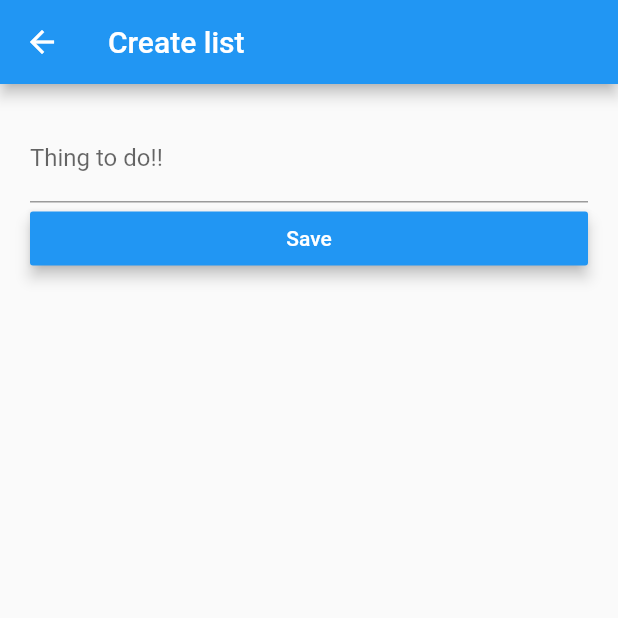
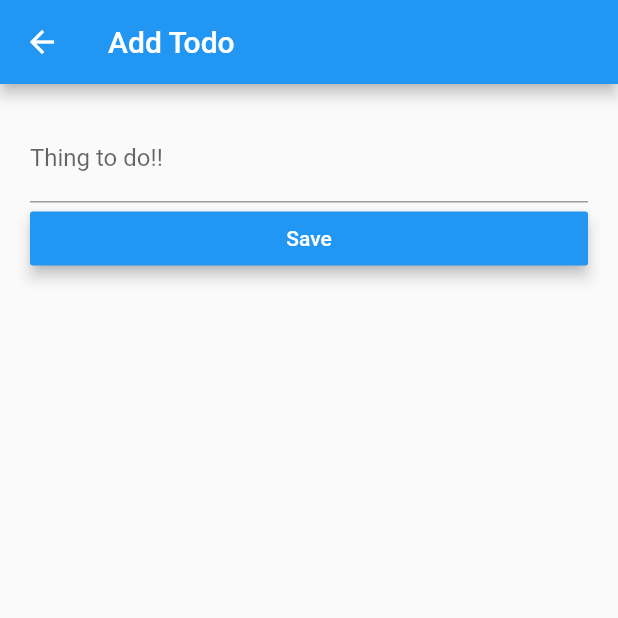
Before and after one commit to RawitSHIE/flutter_assignment02, a Flutter app: the screen it shows after launch, after a tap on the "add" icon, on a phone screen of 412 x 824 dp, the top half of it. Run offline on Flutter 3.47's test engine with Material 2 defaults, Android fonts, the phone set to English and light mode, and no system bars; our stand-ins replace sqflite; accounts and stored records are empty.

Commit message:
code refactor

```diff
--- a/lib/main.dart
+++ b/lib/main.dart
@@ -8,7 +8,7 @@ class MyApp extends StatelessWidget {
   @override
   Widget build(BuildContext context) {
     return MaterialApp(
-      title: 'Todo',
+      title: 'Todo Tracker',
       debugShowCheckedModeBanner: true,
       theme: ThemeData(
         primarySwatch: Colors.blue,
--- a/lib/model/todo.dart
+++ b/lib/model/todo.dart
@@ -4,6 +4,11 @@ import 'package:sqflite/sqflite.dart';
 import 'package:path_provider/path_provider.dart';
 import 'dart:async';
 import 'dart:io';
+
+final String _tableName = "todo";
+final String _columnId = "id";
+final String _columnTitle = "title";
+final String _columnDone = "done";
 
 Todo todoFromMap(String str) {
   final jsonData = json.decode(str);
@@ -27,15 +32,15 @@ class Todo {
   });
 
   factory Todo.fromMap(Map<String, dynamic> todo) => new Todo(
-        id: todo["id"],
-        title: todo["title"],
-        done: todo["done"],
+        id: todo[_columnId],
+        title: todo[_columnTitle],
+        done: todo[_columnDone],
       );
 
   Map<String, dynamic> toMap() => {
-        "id": id,
-        "title": title,
-        "done": done,
+        _columnId: id,
+        _columnTitle: title,
+        _columnDone: done,
       };
 }
 
@@ -54,13 +59,13 @@ class TodoProvider {
 
   initDB() async {
     Directory documentsDirectory = await getApplicationDocumentsDirectory();
-    String path = join(documentsDirectory.path, "Todo.db");
+    String path = join(documentsDirectory.path, "todo.db");
     return await openDatabase(path, version: 1, onOpen: (db) {},
         onCreate: (Database db, int version) async {
-      await db.execute("CREATE TABLE Todo ("
-          "id INTEGER PRIMARY KEY AUTOINCREMENT,"
-          "title TEXT,"
-          "done INTEGER"
+      await db.execute("CREATE TABLE $_tableName ("
+          "$_columnId INTEGER PRIMARY KEY AUTOINCREMENT,"
+          "$_columnTitle TEXT,"
+          "$_columnDone INTEGER"
           ")");
     });
   }
@@ -69,24 +74,25 @@ class TodoProvider {
     final db = await database;
     // var table = await db.rawQuery("SELECT MAX(id)+1 as id FROM Todo");
     var todo = await db.rawInsert(
-        "INSERT Into Todo (title, done)"
+        "INSERT Into $_tableName ($_columnTitle, $_columnDone)"
         "VALUES(?,?)",
-        [ newTodo.title, newTodo.done]);
+        [newTodo.title, newTodo.done]);
     print(newTodo.title);
     return todo;
   }
 
   getConditionTodo(int done) async {
     final db = await database;
-    var res = await db.query("Todo", where: "done = ?", whereArgs: [done]);
+    var res = await db
+        .query(_tableName, where: "$_columnDone = ?", whereArgs: [done]);
     List<Todo> undone =
         res.isNotEmpty ? res.map((c) => Todo.fromMap(c)).toList() : [];
     return undone;
   }
 
-  getAll() async{
+  getAll() async {
     final db = await database;
-    var res = await db.query("Todo");
+    var res = await db.query(_tableName);
     List<Todo> list =
         res.isNotEmpty ? res.map((c) => Todo.fromMap(c)).toList() : [];
     return list;
@@ -97,21 +103,21 @@ class TodoProvider {
     Todo updated = Todo(
       id: todo.id,
       title: todo.title,
-      done: todo.done == 1? 0 : 1,
+      done: todo.done == 1 ? 0 : 1,
     );
 
-    var res = await db
-        .update("Todo", updated.toMap(), where: "id = ?", whereArgs: [todo.id]);
+    var res = await db.update(_tableName, updated.toMap(),
+        where: "$_columnId = ?", whereArgs: [todo.id]);
     return res;
   }
 
   deleteDoneTodo() async {
     final db = await database;
-    db.delete("Todo", where: "done = ?", whereArgs: [1]);
+    db.delete(_tableName, where: "$_columnDone = ?", whereArgs: [1]);
   }
 
   deleteAll() async {
-    final  db = await database;
-    db.rawDelete("Delete * from Todo");
+    final db = await database;
+    db.rawDelete("Delete * from $_tableName");
   }
 }
--- a/lib/ui/home.dart
+++ b/lib/ui/home.dart
@@ -1,6 +1,5 @@
 import 'package:flutter/material.dart';
 import 'listadd.dart';
-import 'dart:async';
 import '../model/todo.dart';
 
 class Todolist extends StatefulWidget {
@@ -13,44 +12,11 @@ class Todolist extends StatefulWidget {
 
 class TodolistState extends State {
   int _index = 0;
-  bool _value2 = false;
-  // Container todoview() {
-  //   return Container(
-  //     padding: EdgeInsets.all(8),
-  //     child: Center(
-  //       child: Column(
-  //         children: <Widget>[
-  //           CheckboxListTile(
-  //             value: _value2,
-  //             onChanged: (bool value) => setState(() => _value2 = value),
-  //             title: Text('test'),
-  //             subtitle: Text('subtest'),
-  //             secondary: new Icon(Icons.add_alert),
-  //             activeColor: Colors.blue,
-  //           ),
-  //         ],
-  //       ),
-  //     ),
-  //   );
-  // }
 
-  FutureBuilder undone() {
-    return FutureBuilder<dynamic>(
-      future: TodoProvider.db.getConditionTodo(0),
-      builder: (BuildContext context, AsyncSnapshot<dynamic> snapshot) {
-        if (snapshot.hasData) {
-          if (snapshot.data.length == 0){
-            return Center(
-              child: Text("No data found.."),
-            );
-          }
-          return ListView.builder(
-            itemCount: snapshot.data.length,
-            itemBuilder: (BuildContext context, int index) {
-              Todo item = snapshot.data[index];
+  ListTile customCheckBox({Todo item, int index}) {
     return ListTile(
       title: Text(item.title),
-                leading: Text("${index+1}"),
+      leading: Text("${index + 1}"),
       subtitle: Text("Task ID. ${item.id}"),
       trailing: Checkbox(
         onChanged: (bool value) {
@@ -60,40 +26,23 @@ class TodolistState extends State {
         value: item.done == 1 ? true : false,
       ),
     );
-            },
-          );
-        } else {
-          return Center(child: CircularProgressIndicator());
-        }
-      },
-    );
   }
 
-  FutureBuilder done() {
+  FutureBuilder checkboxList({int done}) {
     return FutureBuilder<dynamic>(
-      future: TodoProvider.db.getConditionTodo(1),
-      builder: (BuildContext context, AsyncSnapshot<dynamic> snap1) {
-        if (snap1.hasData) {
-          if (snap1.data.length == 0){
+      future: TodoProvider.db.getConditionTodo(done),
+      builder: (BuildContext context, AsyncSnapshot<dynamic> snapshot) {
+        if (snapshot.hasData) {
+          if (snapshot.data.length == 0) {
             return Center(
               child: Text("No data found.."),
             );
           }
           return ListView.builder(
-            itemCount: snap1.data.length,
+            itemCount: snapshot.data.length,
             itemBuilder: (BuildContext context, int index) {
-              Todo item = snap1.data[index];
-              return ListTile(
-                title: Text(item.title),
-                leading: Text("${index+1}"),
-                trailing: Checkbox(
-                  onChanged: (bool value) {
-                    TodoProvider.db.updateDoneState(todo: item);
-                    setState(() {});
-                  },
-                  value: item.done == 1 ? true : false,
-                ),
-              );
+              Todo item = snapshot.data[index];
+              return customCheckBox(item: item, index: index);
             },
           );
         } else {
@@ -105,8 +54,11 @@ class TodolistState extends State {
 
   @override
   Widget build(BuildContext context) {
-    // page list
-    final List<Widget> _children = [undone(), done()];
+    // page list element
+    final List<Widget> _children = [
+      checkboxList(done: 0),
+      checkboxList(done: 1)
+    ];
     final List topbar = <Widget>[
       IconButton(
         icon: Icon(Icons.add),
@@ -117,15 +69,12 @@ class TodolistState extends State {
       ),
       IconButton(
         icon: Icon(Icons.delete),
-        onPressed: () async{
+        onPressed: () async {
           await TodoProvider.db.deleteDoneTodo();
-          setState(() {
-          });
+          setState(() {});
         },
       )
     ];
-
-
 
     // TODO: implement build
     return Scaffold(
--- a/lib/ui/listadd.dart
+++ b/lib/ui/listadd.dart
@@ -18,30 +18,26 @@ class AddlistState extends State {
     // TODO: implement build
     return Scaffold(
         appBar: AppBar(
-          title: Text("Create list"),
+          title: Text("Add Todo"),
         ),
         body: Form(
           key: _formKey,
           child: Center(
             child: ListView(padding: EdgeInsets.all(20.0), children: [
-
-
               TextFormField(
                 controller: _title,
                 decoration: InputDecoration(
                   labelText: "Thing to do!!",
-                  hintText: "You know  what you could do.",
+                  hintText: "Keep Track your tasks.",
                 ),
                 keyboardType: TextInputType.text,
                 onSaved: (value) => (value),
                 validator: (value) {
                   if (value.isEmpty) {
-                    return "Please input value";
+                    return "Please fill subject";
                   }
                 },
               ),
-
-
               RaisedButton(
                 child: Text(
                   'Save',
@@ -50,12 +46,12 @@ class AddlistState extends State {
                 color: Theme.of(context).accentColor,
                 elevation: 4.0,
                 splashColor: Colors.blueGrey,
-                onPressed: () async{
-                  if (_formKey.currentState.validate()){
+                onPressed: () async {
+                  if (_formKey.currentState.validate()) {
                     Todo todo = Todo(title: _title.text, done: 0);
                     await TodoProvider.db.newTodo(todo);
                     Navigator.pop(context, "/home");
-                  };
+                  }
                 },
               )
             ]),
```
Lines whose indentation alone changed are shown as unchanged.
